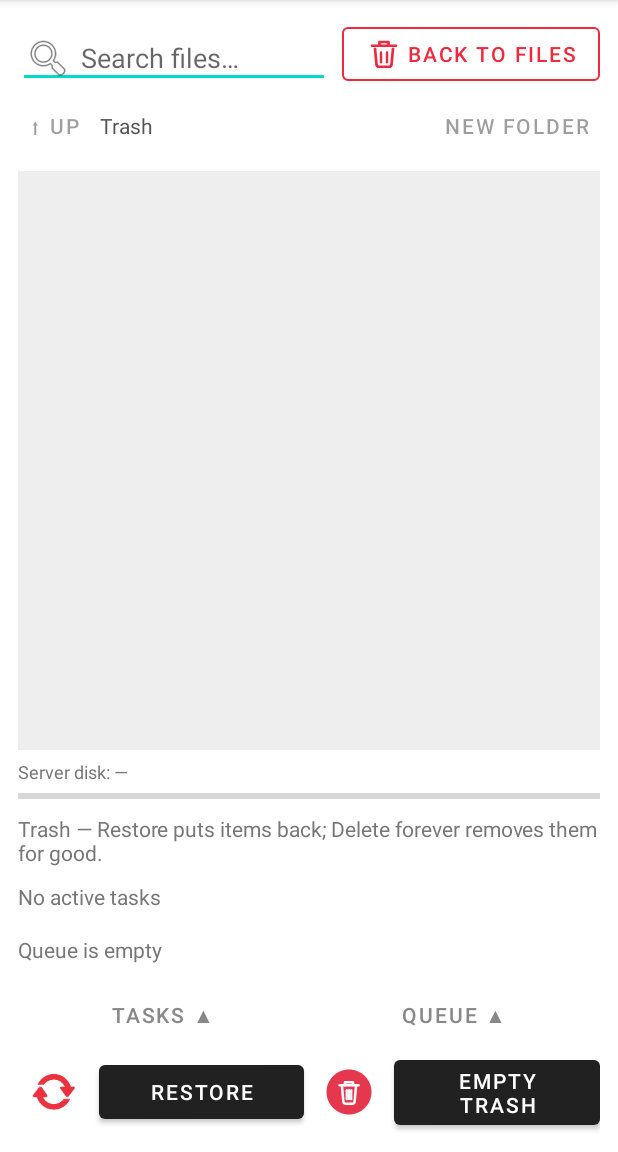
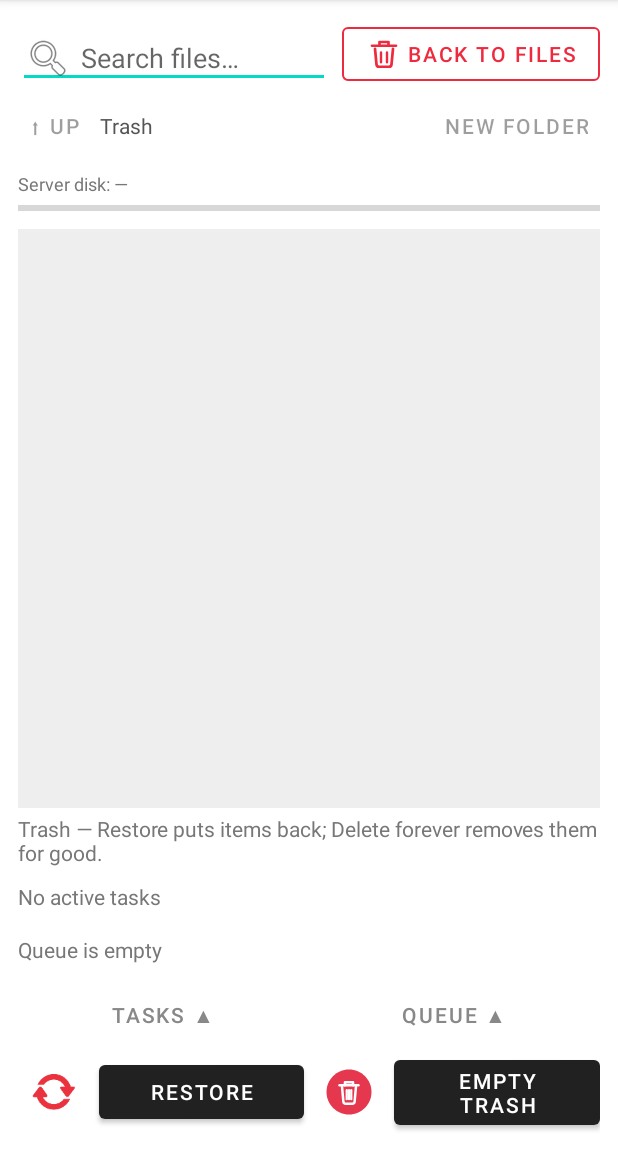
Before and after one commit to ArisMGGR/gen-LocalAsyncStorage, an Android app: the MainActivity screen opened directly, with no data from a screen before it, after a tap on "QUEUE ▲", on a phone screen of 412 x 824 dp, the part 84-1236 px from its top. Run offline under Robolectric (Android 15) with nearby library versions, the phone set to English and light mode, and no system bars; 2 other taps on this screen came first.

Commit message:
Disk space bar update

```diff
--- a/android/app/src/main/res/layout/activity_main.xml
+++ b/android/app/src/main/res/layout/activity_main.xml
@@ -78,19 +78,12 @@
             android:text="@string/new_folder" />
     </LinearLayout>
 
-    <androidx.recyclerview.widget.RecyclerView
-        android:id="@+id/file_list"
-        android:layout_width="match_parent"
-        android:layout_height="0dp"
-        android:layout_weight="1"
-        android:background="#11000000" />
-
     <!-- Server disk: how full the drive holding the server's data folder is. -->
     <LinearLayout
         android:layout_width="match_parent"
         android:layout_height="wrap_content"
         android:orientation="vertical"
-        android:paddingTop="6dp">
+        android:paddingBottom="6dp">
 
         <TextView
             android:id="@+id/disk_label"
@@ -109,6 +102,13 @@
             android:progress="0"
             android:progressTint="@color/accent" />
     </LinearLayout>
+
+    <androidx.recyclerview.widget.RecyclerView
+        android:id="@+id/file_list"
+        android:layout_width="match_parent"
+        android:layout_height="0dp"
+        android:layout_weight="1"
+        android:background="#11000000" />
 
     <TextView
         android:id="@+id/status"
```
Also changed, not shown: 1 other file.
